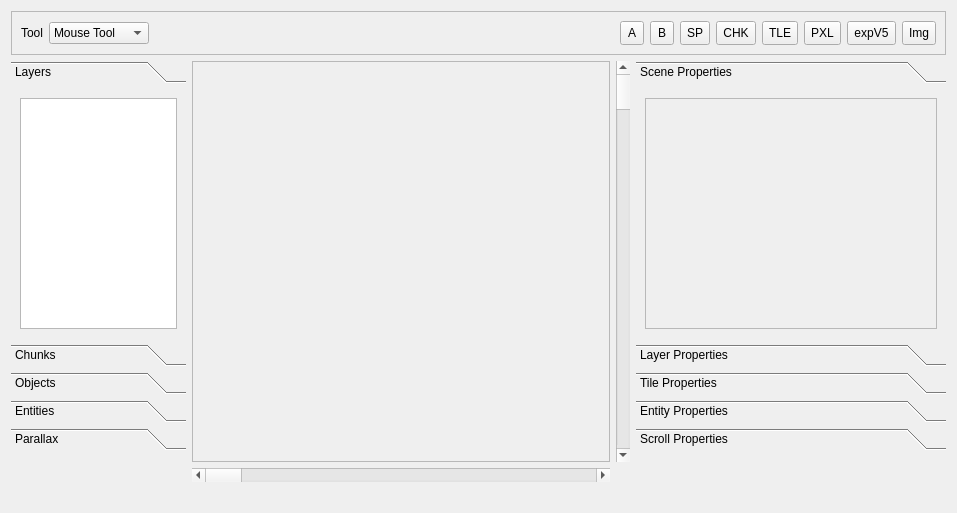
Qt form RetroEDv2/tools/sceneeditor.ui (RSDKModding/RetroED) before a commit.
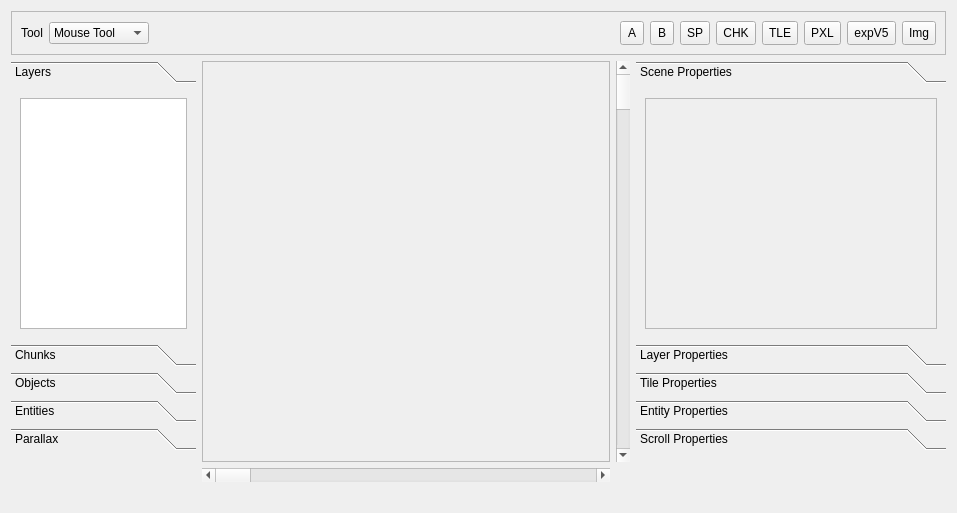
The same form after that commit. Icons and pictures are not drawn.

Patch:
```diff
--- a/RetroEDv2/tools/sceneeditor.ui
+++ b/RetroEDv2/tools/sceneeditor.ui
@@ -18,7 +18,7 @@
     <widget class="QToolBox" name="toolBox">
      <property name="maximumSize">
       <size>
-       <width>175</width>
+       <width>185</width>
        <height>16777215</height>
       </size>
      </property>
```
